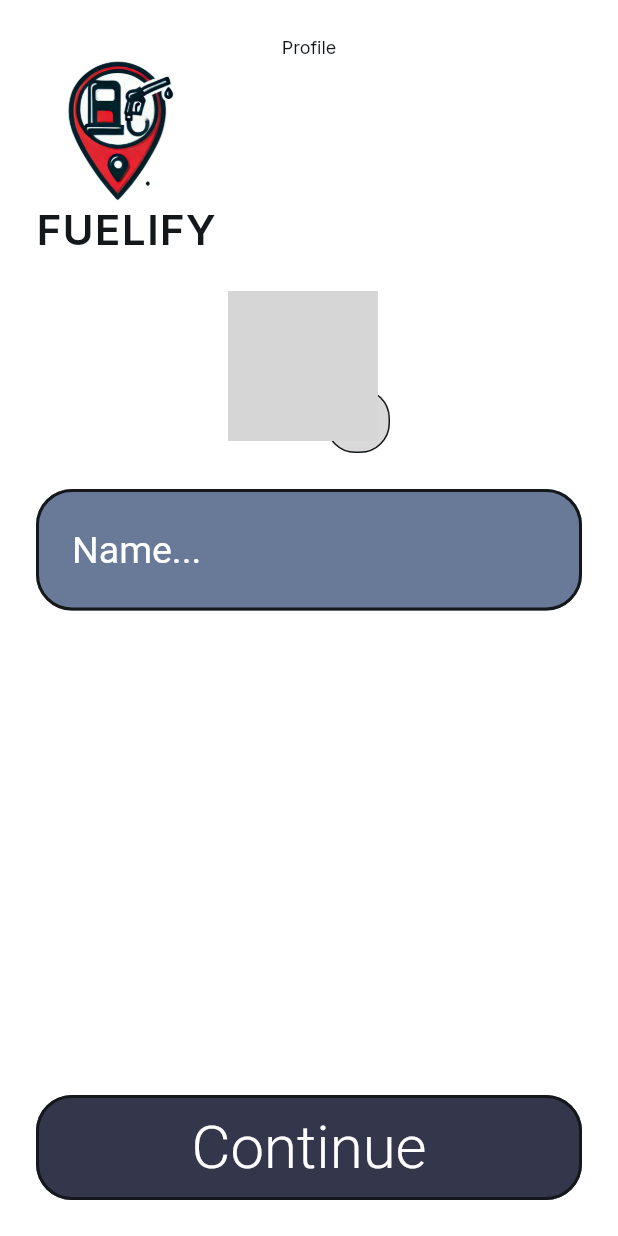
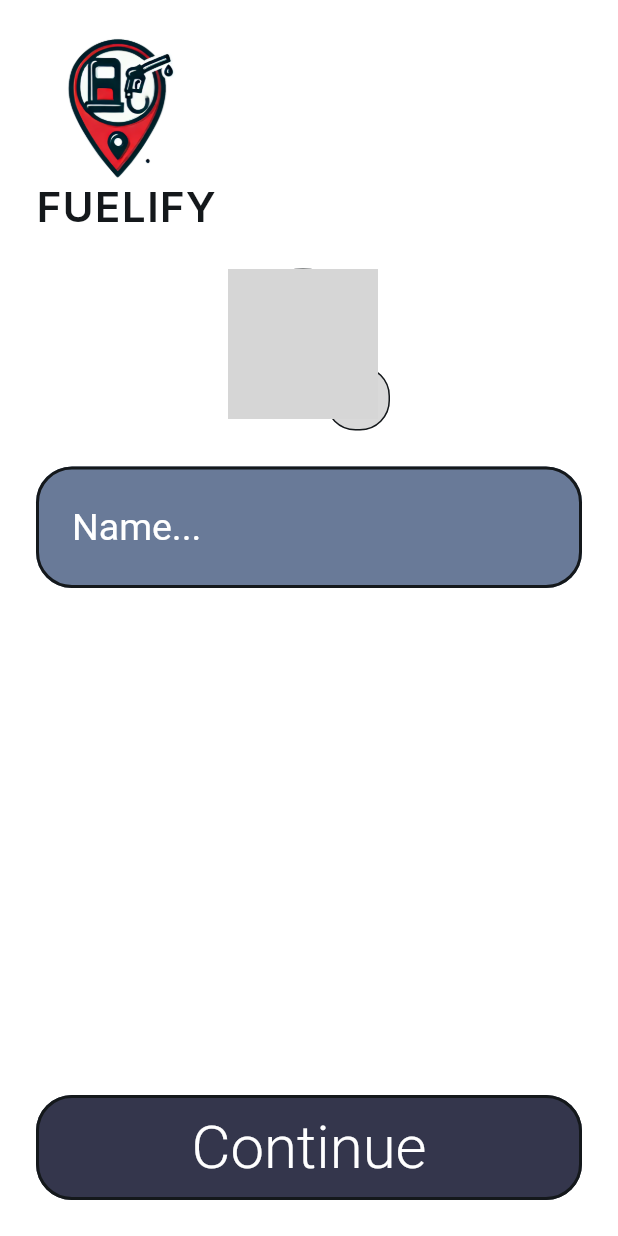
Before and after one commit to KanzGiwa/GasPriceTracker, a Flutter app: the OnboardingWidget screen opened by its route, on a phone screen of 412 x 824 dp. Run offline on Flutter 3.47's test engine with Material 3 defaults, Android fonts, the phone set to English and light mode, and no system bars; drawn by our look-alikes of auto_size_text; our stand-ins replace cloud_firestore, dropdown_button2, equatable, file_picker, firebase_analytics, firebase_auth and 16 more; missing offline and left inert: crop_your_image, json_path, mime_type; accounts and stored records are empty; network calls fail; Roboto replaces fonts that are missing (Miriam Libre); grey boxes are pictures that could not be loaded.

Commit message:
Deleted Profile Text

```diff
--- a/lib/pages/onboarding/onboarding_widget.dart
+++ b/lib/pages/onboarding/onboarding_widget.dart
@@ -68,14 +68,6 @@ class _OnboardingWidgetState extends State<OnboardingWidget> {
               mainAxisAlignment: MainAxisAlignment.start,
               crossAxisAlignment: CrossAxisAlignment.center,
               children: [
-                Text(
-                  'Profile',
-                  style: FlutterFlowTheme.of(context).bodyMedium.override(
-                        fontFamily: 'Inter',
-                        color: FlutterFlowTheme.of(context).primaryText,
-                        letterSpacing: 0.0,
-                      ),
-                ),
                 Expanded(
                   child: Column(
                     mainAxisSize: MainAxisSize.max,
```
